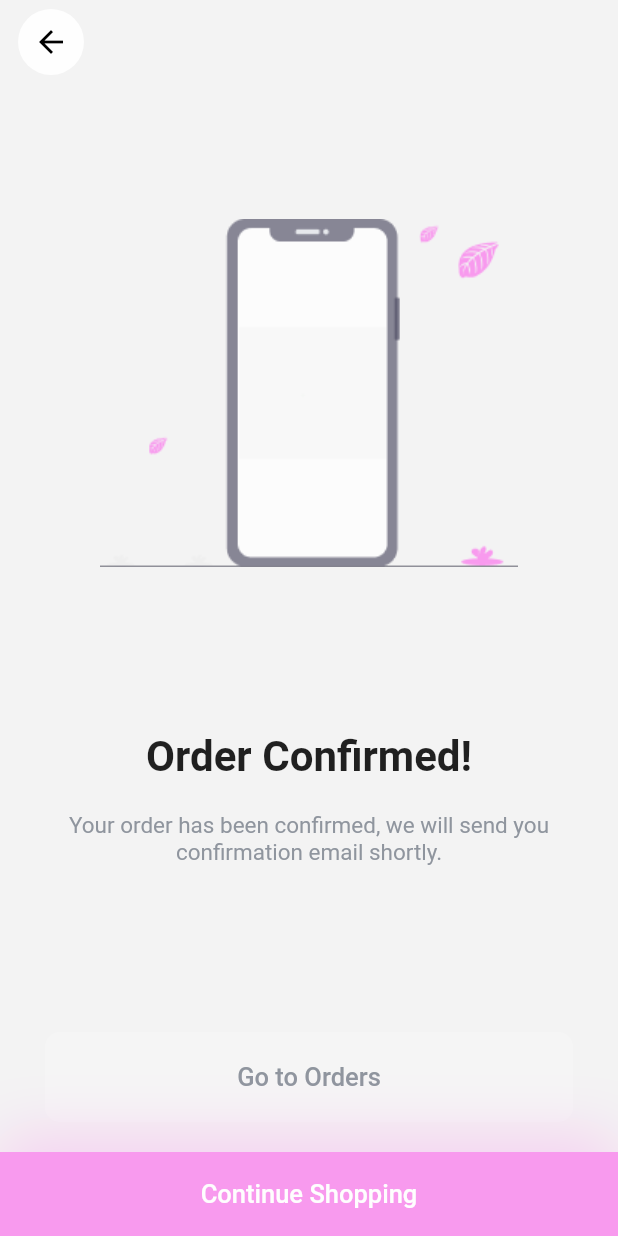
After one commit to KE2002/Flutter_UI, a Flutter app: the Checkout screen opened directly, on a phone screen of 412 x 824 dp. The commit adds this screen. Run offline on Flutter 3.47's test engine with Material 2 defaults, Android fonts, the phone set to English and light mode, and no system bars; our stand-ins replace flutter_svg, gap, readmore.

Commit message:
checkout

```diff
--- /dev/null
+++ b/lib/checkout.dart
@@ -0,0 +1,138 @@
+import 'package:flutter/material.dart';
+import 'package:gap/gap.dart';
+import 'package:login/men_section.dart';
+
+import 'constant.dart';
+
+class Checkout extends StatelessWidget {
+  const Checkout({super.key});
+
+  @override
+  Widget build(BuildContext context) {
+    Size size = MediaQuery.of(context).size;
+    return Scaffold(
+      backgroundColor: const Color(0xFFF3F3F3),
+      bottomNavigationBar: GestureDetector(
+        onTap: () {
+          Navigator.push(
+            context,
+            MaterialPageRoute(
+              builder: (context) => const MenSection(),
+            ),
+          );
+        },
+        child: Container(
+          padding: const EdgeInsets.all(18),
+          decoration: BoxDecoration(
+            boxShadow: [
+              BoxShadow(
+                offset: const Offset(0, -10),
+                blurRadius: 35,
+                color: primaryColor.withOpacity(0.40),
+              ),
+            ],
+            color: primaryColor,
+          ),
+          width: size.width,
+          child: Row(
+            mainAxisAlignment: MainAxisAlignment.center,
+            children: const [
+              Text(
+                "Continue Shopping",
+                style: TextStyle(
+                  fontSize: 17,
+                  fontWeight: FontWeight.w500,
+                  color: Color(0xFFFEFEFE),
+                ),
+              ),
+            ],
+          ),
+        ),
+      ),
+      appBar: AppBar(
+        elevation: 0,
+        backgroundColor: const Color(0xFFF3F3F3),
+        leading: GestureDetector(
+          child: MouseRegion(
+            cursor: SystemMouseCursors.click,
+            child: Padding(
+              padding: const EdgeInsets.fromLTRB(12, 0, 0, 0),
+              child: Container(
+                height: 45,
+                width: 45,
+                decoration: const BoxDecoration(
+                  shape: BoxShape.circle,
+                  color: Color(0xFFFEFEFE),
+                ),
+                child: const Icon(
+                  Icons.arrow_back,
+                  color: Colors.black,
+                ),
+              ),
+            ),
+          ),
+          onTap: () {
+            Navigator.pop(context);
+          },
+        ),
+      ),
+      body: Column(
+        children: [
+          Center(
+            child: SizedBox(
+              height: size.height / 2,
+              width: size.width,
+              child: Image.asset("assets/images/phone.png"),
+            ),
+          ),
+          const Gap(20),
+          const Text(
+            "Order Confirmed!",
+            style: TextStyle(fontWeight: FontWeight.w600, fontSize: 28),
+          ),
+          const Gap(10),
+          const Padding(
+            padding: EdgeInsets.all(10.0),
+            child: Text(
+              "Your order has been confirmed, we will send you confirmation email shortly.",
+              textAlign: TextAlign.center,
+              style: TextStyle(
+                fontSize: 15,
+                fontWeight: FontWeight.w400,
+                color: Color(0xff8F959E),
+              ),
+            ),
+          ),
+          Spacer(),
+          Padding(
+            padding: const EdgeInsets.all(20.0),
+            child: ElevatedButton(
+              onPressed: () {},
+              style: ElevatedButton.styleFrom(
+                elevation: 0,
+                padding: const EdgeInsets.only(
+                    left: 10, right: 10, top: 20, bottom: 20),
+                backgroundColor: Color(0xFFF5F5F5),
+                shape: const RoundedRectangleBorder(
+                  borderRadius: BorderRadius.all(Radius.circular(10)),
+                ),
+              ),
+              child: SizedBox(
+                width: size.width - 80,
+                child: const Text(
+                  'Go to Orders',
+                  textAlign: TextAlign.center,
+                  style: TextStyle(
+                    color: Color(0xFF8F959E),
+                    fontSize: 17,
+                    fontWeight: FontWeight.w500,
+                  ),
+                ),
+              ),
+            ),
+          ),
+        ],
+      ),
+    );
+  }
+}
--- a/lib/save_card.dart
+++ b/lib/save_card.dart
@@ -1,6 +1,7 @@
 import 'package:flutter/cupertino.dart';
 import 'package:flutter/material.dart';
 import 'package:gap/gap.dart';
+import 'package:login/checkout.dart';
 import 'package:login/men_section.dart';
 
 import 'constant.dart';
@@ -24,7 +25,7 @@ class _SaveCardState extends State<SaveCard> {
           Navigator.push(
             context,
             MaterialPageRoute(
-              builder: (context) => const MenSection(),
+              builder: (context) => const Checkout(),
             ),
           );
         },
```
Also changed, not shown: assets/images/phone.png (added), assets/images/rename.png (deleted).
